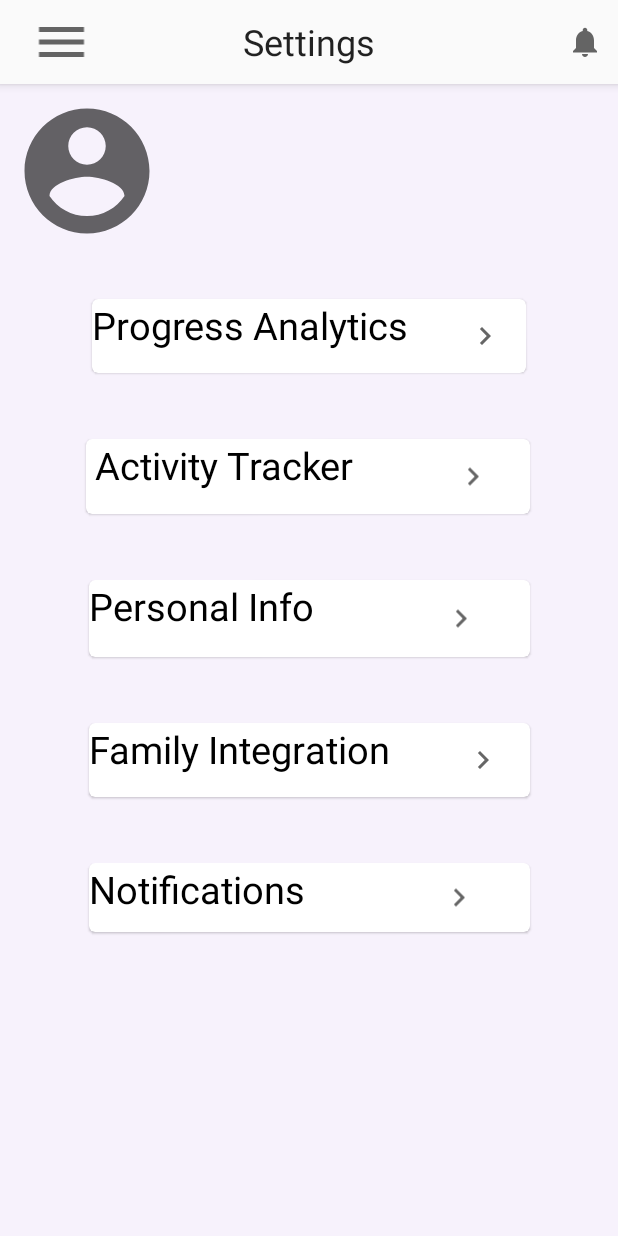
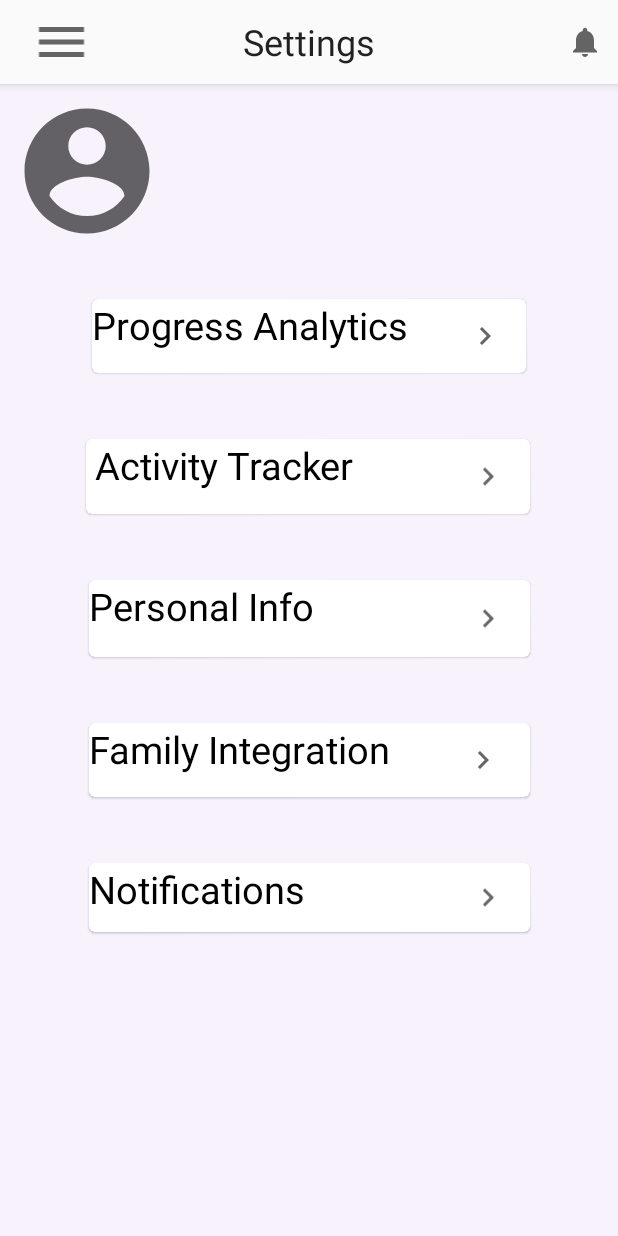
Before and after one commit to definitelyme/iwatch, an Android app: the Settings screen opened directly, with no data from a screen before it, on a phone screen of 412 x 824 dp. Run offline under Robolectric (Android 15) with nearby library versions, the phone set to English and light mode, and no system bars.

Commit message:
arrow align

```diff
--- a/app/src/main/res/layout/activity_settings.xml
+++ b/app/src/main/res/layout/activity_settings.xml
@@ -154,7 +154,7 @@
                 android:src="@drawable/arrow_right_24"
                 app:layout_constraintBottom_toBottomOf="parent"
                 app:layout_constraintEnd_toEndOf="parent"
-                app:layout_constraintHorizontal_bias="0.719"
+                app:layout_constraintHorizontal_bias="0.829"
                 app:layout_constraintStart_toEndOf="@+id/activText" />
 
         </androidx.constraintlayout.widget.ConstraintLayout>
@@ -197,7 +197,7 @@
                 android:src="@drawable/arrow_right_24"
                 app:layout_constraintBottom_toBottomOf="parent"
                 app:layout_constraintEnd_toEndOf="parent"
-                app:layout_constraintHorizontal_bias="0.719"
+                app:layout_constraintHorizontal_bias="0.867"
                 app:layout_constraintStart_toEndOf="@+id/personal" />
 
         </androidx.constraintlayout.widget.ConstraintLayout>
@@ -281,7 +281,7 @@
                 android:src="@drawable/arrow_right_24"
                 app:layout_constraintBottom_toBottomOf="parent"
                 app:layout_constraintEnd_toEndOf="parent"
-                app:layout_constraintHorizontal_bias="0.719"
+                app:layout_constraintHorizontal_bias="0.873"
                 app:layout_constraintStart_toEndOf="@+id/notifications" />
 
         </androidx.constraintlayout.widget.ConstraintLayout>
```
